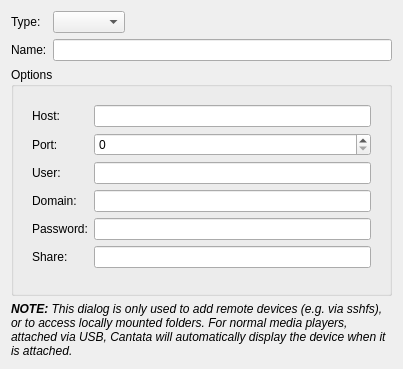
Old version of the form devices/remotedevicepropertieswidget.ui in the repository polpo/cantata-mac.
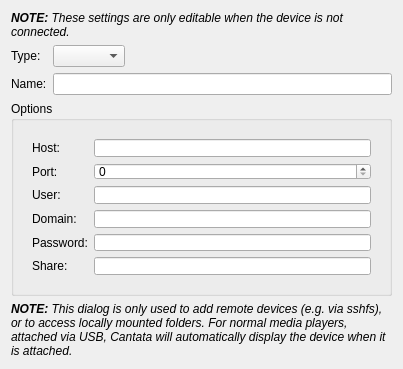
New version of the form. Custom widgets are drawn as their Qt base class.

Commit message: - Store properties on remote device - If no music items, delete cache - If properties are all default, remove file

```diff
--- a/devices/remotedevicepropertieswidget.ui
+++ b/devices/remotedevicepropertieswidget.ui
@@ -11,6 +11,16 @@
    </rect>
   </property>
   <layout class="QVBoxLayout" name="verticalLayout_2">
+  <item>
+   <widget class="QLabel" name="connectionNote">
+    <property name="text">
+     <string>&lt;i&gt;&lt;b&gt;NOTE:&lt;/b&gt; These settings are only editable when the device is not connected.&lt;/i&gt;</string>
+    </property>
+    <property name="wordWrap">
+     <bool>true</bool>
+    </property>
+   </widget>
+  </item>
    <item>
     <layout class="QFormLayout" name="formLayout">
      <property name="fieldGrowthPolicy">
```
The commit also changes 13 other files.
